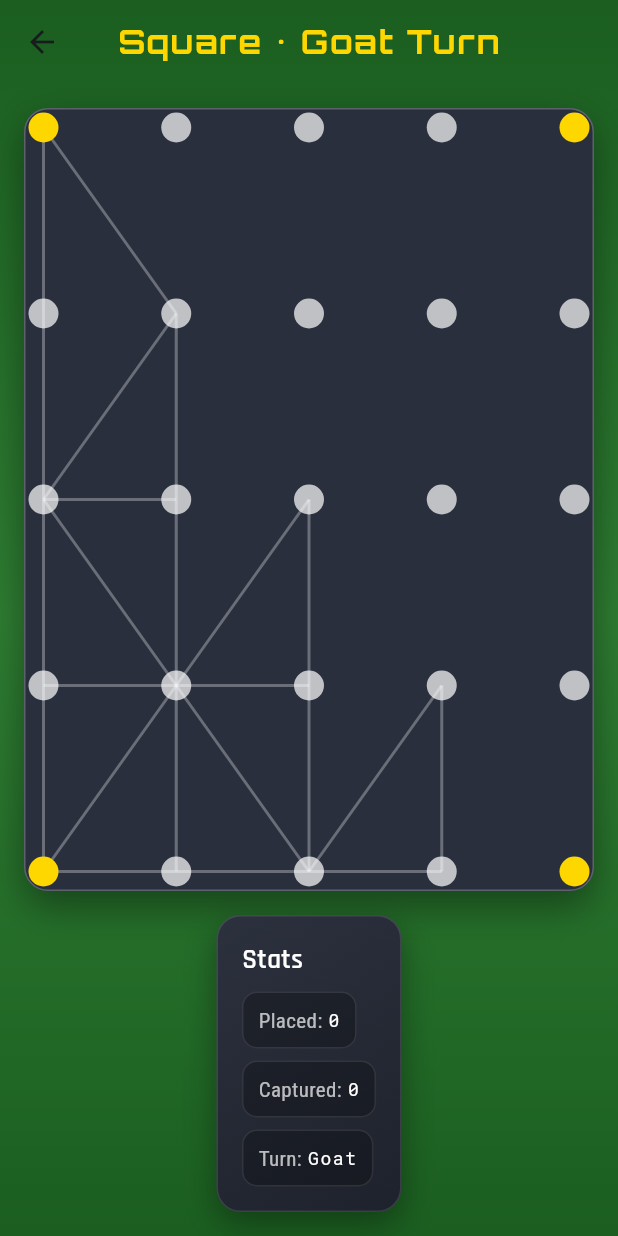
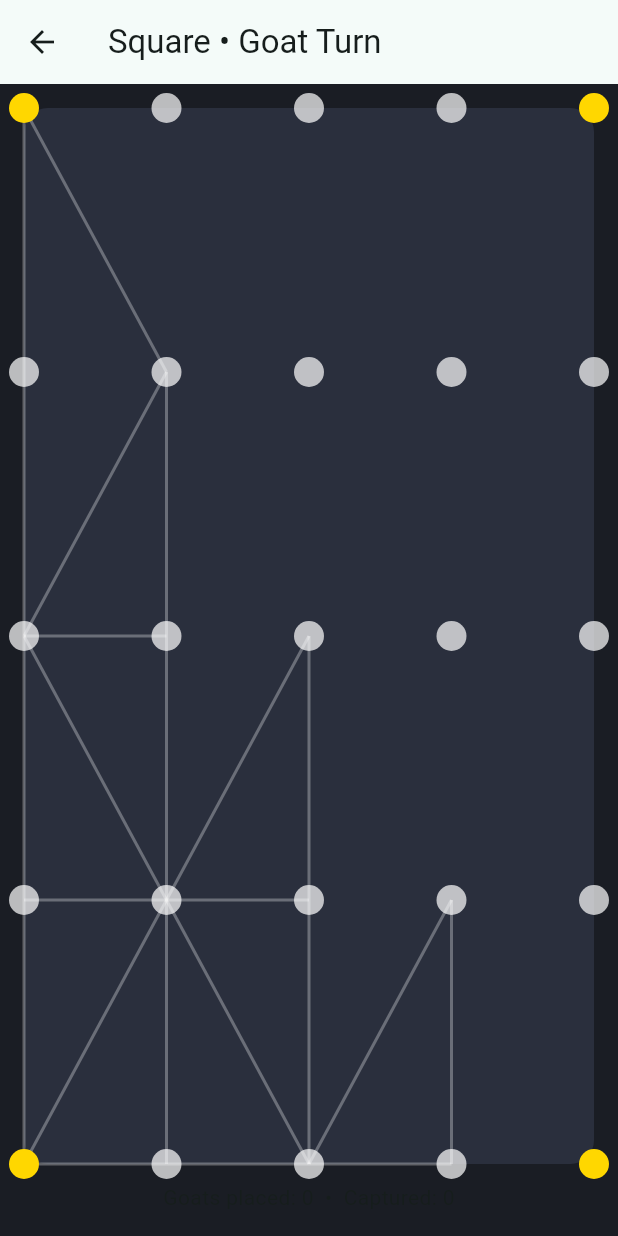
Before and after one commit to Lakhveersi/bagchal, a Flutter app: the screen it shows after launch, after a tap on "Start Game", on a phone screen of 412 x 824 dp. Run offline on Flutter 3.47's test engine with Material 3 defaults, Android fonts, the phone set to English and light mode, and no system bars; our stand-ins replace google_fonts.

```diff
--- a/lib/main.dart
+++ b/lib/main.dart
@@ -176,63 +176,20 @@ class _GameScreenState extends State<GameScreen> {
 
   @override
   Widget build(BuildContext context) {
-    return Container(
-      decoration: const BoxDecoration(gradient: AppGradients.jungle),
-      child: Scaffold(
-        backgroundColor: Colors.transparent,
+    return Scaffold(
       appBar: AppBar(
-          backgroundColor: Colors.transparent,
-          elevation: 0,
-          title: Text(
-            '${widget.boardType == BoardType.square ? 'Square' : 'Ampul'} • ${controller.currentTurn == PieceType.goat ? 'Goat' : 'Tiger'} Turn',
-            style: AppTextStyles.title(context),
-          ),
-          centerTitle: true,
+        title: Text('${widget.boardType == BoardType.square ? 'Square' : 'Ampul'} • ${controller.currentTurn == PieceType.goat ? 'Goat' : 'Tiger'} Turn'),
       ),
       body: Padding(
         padding: const EdgeInsets.all(16),
-          child: LayoutBuilder(
-            builder: (context, constraints) {
-              final isWide = constraints.maxWidth >= 900;
-              final boardWidget = Container(
-                decoration: AppDecorations.board,
-                padding: const EdgeInsets.all(12),
+        child: Column(
+          children: [
+            Expanded(
               child: _buildBoard(),
-              );
-              final infoPanel = Container(
-                decoration: AppDecorations.panel,
-                padding: const EdgeInsets.all(16),
-                child: Column(
-                  crossAxisAlignment: CrossAxisAlignment.start,
-                  children: [
-                    Text('Stats', style: AppTextStyles.subtitle(context)),
-                    const SizedBox(height: 8),
-                    _statBadge(context, 'Placed', controller.goatsPlaced.toString()),
-                    const SizedBox(height: 8),
-                    _statBadge(context, 'Captured', controller.goatsCaptured.toString()),
-                    const SizedBox(height: 8),
-                    _statBadge(context, 'Turn', controller.currentTurn == PieceType.goat ? 'Goat' : 'Tiger'),
+            ),
+            const SizedBox(height: 12),
+            Text('Goats placed: ${controller.goatsPlaced}  •  Captured: ${controller.goatsCaptured}')
           ],
-                ),
-              );
-              if (isWide) {
-                return Row(
-                  children: [
-                    Expanded(flex: 3, child: boardWidget),
-                    const SizedBox(width: 16),
-                    Expanded(flex: 1, child: infoPanel),
-                  ],
-                );
-              }
-              return Column(
-                children: [
-                  Expanded(child: boardWidget),
-                  const SizedBox(height: 16),
-                  infoPanel,
-                ],
-              );
-            },
-          ),
         ),
       ),
     );
@@ -254,30 +211,15 @@ class _GameScreenState extends State<GameScreen> {
         }
       }
       Offset pos(Point p) => Offset((p.x) / 4, (p.y) / 4);
-      final highlights = _selected == null
-          ? <Point>{}
-          : controller.validMoves(_selected!).toSet();
-      return BoardView(
-        points: points,
-        connections: connections,
-        positionOf: pos,
-        selected: _selected,
-        highlightTargets: highlights,
-        onTapUp: _handleTap,
-      );
+      return BoardView(points: points, connections: connections, positionOf: pos);
     } else {
       final config = controller.ampulBoard ?? AmpulBoardFactory.create();
       Offset pos(Point p) => p.position ?? const Offset(0.5, 0.5);
-      final highlights = _selected == null
-          ? <Point>{}
-          : controller.validMoves(_selected!).toSet();
-      return BoardView(
-        points: config.nodes,
-        connections: config.connections,
-        positionOf: pos,
-        selected: _selected,
-        highlightTargets: highlights,
-        onTapUp: _handleTap,
+      return GestureDetector(
+        onTapUp: (d) {
+          _handleTap(d.localPosition, context.size);
+        },
+        child: BoardView(points: config.nodes, connections: config.connections, positionOf: pos),
       );
     }
   }
@@ -305,10 +247,7 @@ class _GameScreenState extends State<GameScreen> {
     // Placement if it's goat turn and still placing
     if (controller.currentTurn == PieceType.goat && controller.isGoatPlacementPhase) {
       final placed = controller.placeGoat(nearest);
-      if (placed) {
-        _maybeAiTurn();
-        _maybeShowWin();
-      }
+      if (placed) _maybeAiTurn();
       return;
     }
     // Otherwise, attempt to move: first tap selects; second tap moves
@@ -322,10 +261,7 @@ class _GameScreenState extends State<GameScreen> {
         final from = _selected!;
         final ok = controller.move(from, nearest!);
         _selected = null;
-        if (ok) {
-          _maybeAiTurn();
-          _maybeShowWin();
-        }
+        if (ok) _maybeAiTurn();
       }
     });
   }
@@ -335,56 +271,4 @@ class _GameScreenState extends State<GameScreen> {
   Future<void> _maybeAiTurn() async {
     await ai?.maybePlayAiTurnIfNeeded(mode: widget.mode, side: widget.side, difficulty: widget.difficulty);
   }
-
-  void _maybeShowWin() {
-    if (controller.isTigerWin || controller.isGoatWin) {
-      final message = controller.isTigerWin ? 'Tigers Win!' : 'Goats Win!';
-      showDialog(
-        context: context,
-        barrierDismissible: false,
-        builder: (_) => AlertDialog(
-          backgroundColor: AppColors.cosmicBlue,
-          shape: RoundedRectangleBorder(
-            borderRadius: BorderRadius.circular(16),
-            side: const BorderSide(color: Colors.white24),
-          ),
-          title: Text('Game Over', style: AppTextStyles.title(context)),
-          content: Text(message, style: AppTextStyles.subtitle(context)),
-          actions: [
-            TextButton(
-              onPressed: () {
-                Navigator.of(context).popUntil((r) => r.isFirst);
-              },
-              child: const Text('Main Menu'),
-            ),
-            ElevatedButton(
-              onPressed: () {
-                controller.reset();
-                Navigator.of(context).pop();
-              },
-              child: const Text('New Game'),
-            ),
-          ],
-        ),
-      );
 }
-  }
-
-  Widget _statBadge(BuildContext context, String label, String value) {
-    return Container(
-      padding: const EdgeInsets.symmetric(horizontal: 10, vertical: 8),
-      decoration: BoxDecoration(
-        color: Colors.black26,
-        borderRadius: BorderRadius.circular(10),
-        border: Border.all(color: Colors.white10),
-      ),
-      child: Row(
-        mainAxisSize: MainAxisSize.min,
-        children: [
-          Text('$label: ', style: AppTextStyles.body(context).copyWith(color: Colors.white70)),
-          Text(value, style: AppTextStyles.badge(context)),
-        ],
-      ),
-    );
-  }
-}
```
Lines whose indentation alone changed are shown as unchanged.
